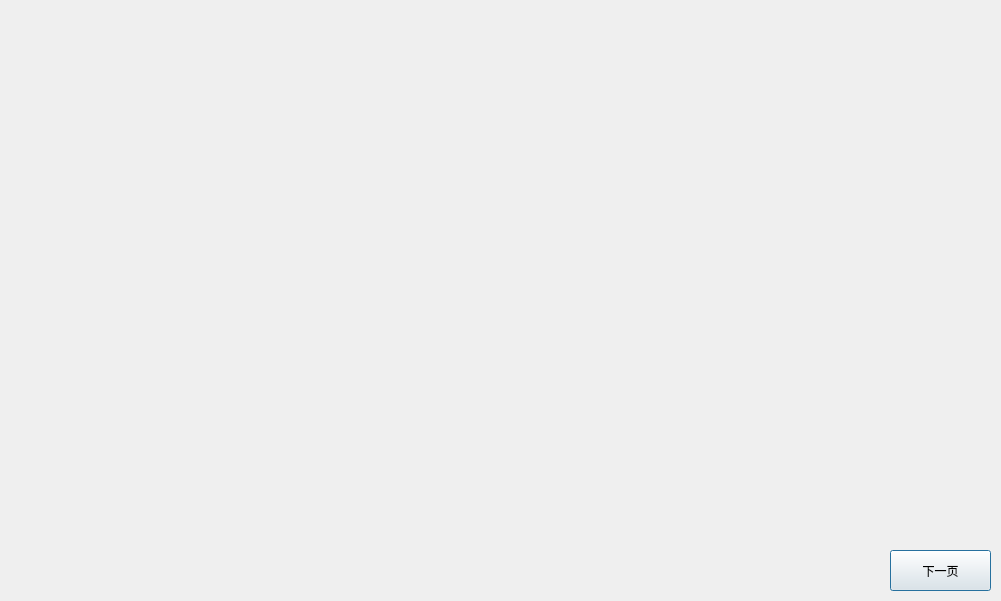
Qt form dialog.ui (Jimmy3601/QT-Project_linkage) before a commit.
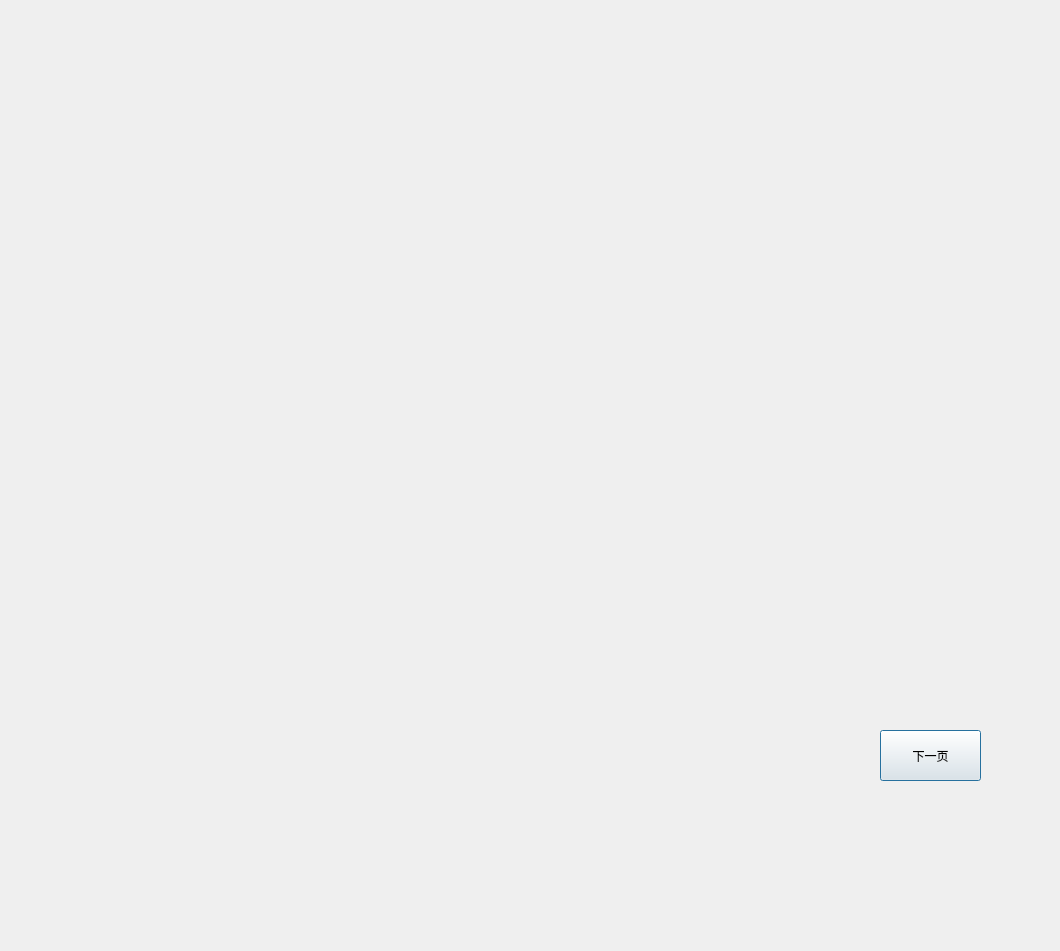
The same form after that commit.

Diff of the .ui file:
```diff
--- a/dialog.ui
+++ b/dialog.ui
@@ -6,8 +6,8 @@
    <rect>
     <x>0</x>
     <y>0</y>
-    <width>1001</width>
-    <height>601</height>
+    <width>1060</width>
+    <height>951</height>
    </rect>
   </property>
   <property name="windowTitle">
@@ -16,12 +16,18 @@
   <widget class="QPushButton" name="NextButton1">
    <property name="geometry">
     <rect>
-     <x>890</x>
-     <y>550</y>
+     <x>880</x>
+     <y>730</y>
      <width>101</width>
-     <height>41</height>
+     <height>51</height>
     </rect>
    </property>
+   <property name="maximumSize">
+    <size>
+     <width>101</width>
+     <height>16777215</height>
+    </size>
+   </property>
    <property name="text">
     <string>下一页</string>
    </property>
```
